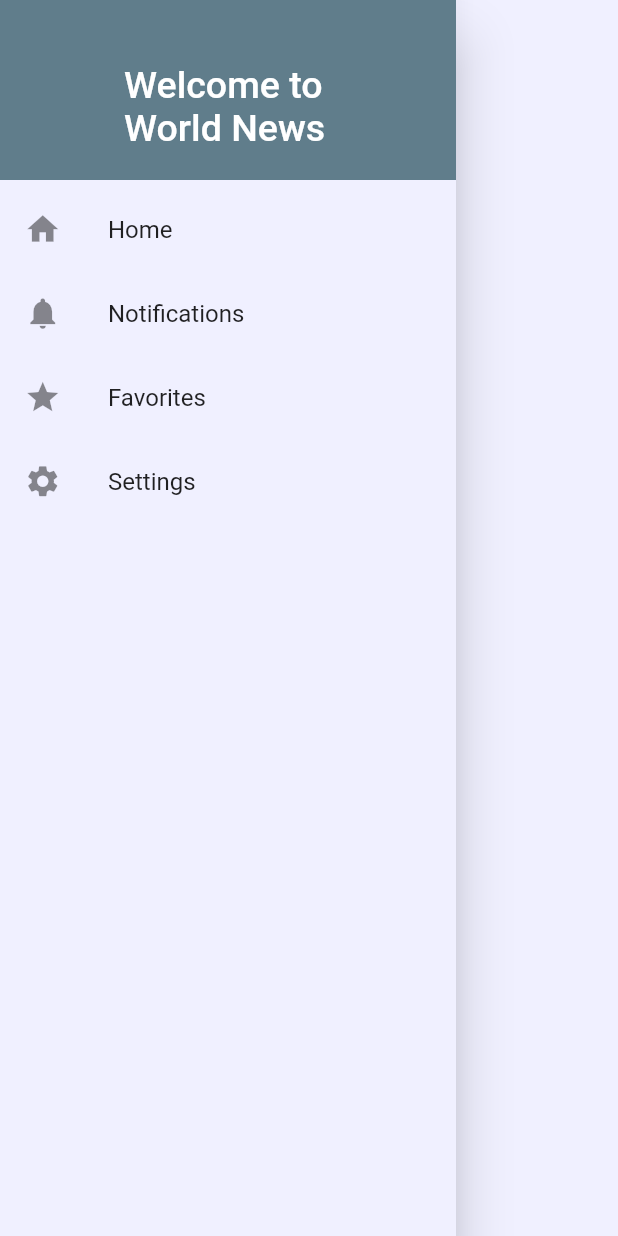
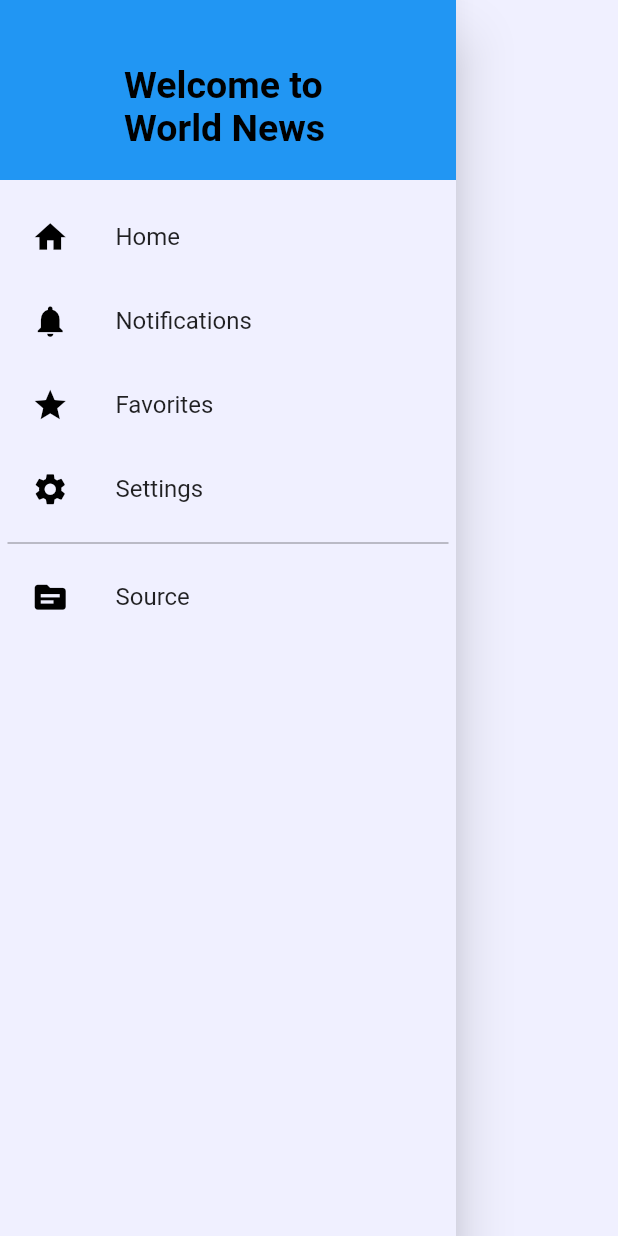
Before and after one commit to Luis020-hub/InfinityTec, a Flutter app: the MainDrawer widget shown alone on an empty page, opened directly, on a phone screen of 412 x 824 dp. Run offline on Flutter 3.47's test engine with Material 2 defaults, Android fonts, the phone set to English and light mode, and no system bars; missing offline and left inert: xml2json; network calls fail.

Commit message:
29/04/2023
- Estilizando o projeto.

```diff
--- a/lib/components/main_drawer.dart
+++ b/lib/components/main_drawer.dart
@@ -8,6 +8,7 @@ class MainDrawer extends StatelessWidget {
       leading: Icon(
         icon,
         size: 25,
+        color: Colors.black,
       ),
       title: Text(
         label,
@@ -29,16 +30,23 @@ class MainDrawer extends StatelessWidget {
             width: double.infinity,
             padding: const EdgeInsets.all(20),
             alignment: Alignment.bottomCenter,
-            color: Colors.blueGrey,
+            color: Colors.blue,
             child: const Text(
               'Welcome to \nWorld News',
               style: TextStyle(
-                fontWeight: FontWeight.w500,
+                fontWeight: FontWeight.w700,
                 fontSize: 25,
-                color: Colors.white,
+                color: Colors.black,
               ),
             ),
           ),
+          Container(
+            padding: const EdgeInsets.symmetric(
+              horizontal: 5,
+              vertical: 10,
+            ),
+            child: Wrap(
+              children: [
                 const SizedBox(
                   height: 5,
                 ),
@@ -58,6 +66,14 @@ class MainDrawer extends StatelessWidget {
                   Icons.settings,
                   'Settings',
                 ),
+                const Divider(color: Colors.black45),
+                _createDrawer(
+                  Icons.source,
+                  'Source',
+                ),
+              ],
+            ),
+          ),
         ],
       ),
     );
--- a/lib/main.dart
+++ b/lib/main.dart
@@ -15,7 +15,10 @@ class MyApp extends StatelessWidget {
       debugShowCheckedModeBanner: false,
       title: 'Flutter',
       theme: ThemeData(
-        primarySwatch: Colors.blueGrey,
+        colorScheme: ColorScheme.fromSwatch().copyWith(
+          primary: Colors.blue,
+          secondary: Colors.black,
+        ),
         canvasColor: const Color.fromRGBO(240, 240, 255, 1),
       ),
       home: const HomePage(),
--- a/lib/screens/business_screen.dart
+++ b/lib/screens/business_screen.dart
@@ -41,11 +41,12 @@ class _BusinessScreenState extends State<BusinessScreen> {
           style: TextStyle(
             fontWeight: FontWeight.bold,
             fontSize: 22,
+            color: Colors.black,
           ),
         ),
         iconTheme: const IconThemeData(
           size: 28.0,
-          color: Colors.white,
+          color: Colors.black,
           opacity: 10.0,
         ),
         actions: <Widget>[
--- a/lib/screens/health_screen.dart
+++ b/lib/screens/health_screen.dart
@@ -41,11 +41,12 @@ class _HealthScreenState extends State<HealthScreen> {
           style: TextStyle(
             fontWeight: FontWeight.bold,
             fontSize: 22,
+            color: Colors.black,
           ),
         ),
         iconTheme: const IconThemeData(
           size: 28.0,
-          color: Colors.white,
+          color: Colors.black,
           opacity: 10.0,
         ),
         actions: <Widget>[
--- a/lib/screens/sports_screen.dart
+++ b/lib/screens/sports_screen.dart
@@ -41,11 +41,12 @@ class _SportsScreenState extends State<SportsScreen> {
           style: TextStyle(
             fontWeight: FontWeight.bold,
             fontSize: 22,
+            color: Colors.black,
           ),
         ),
         iconTheme: const IconThemeData(
           size: 28.0,
-          color: Colors.white,
+          color: Colors.black,
           opacity: 10.0,
         ),
         actions: <Widget>[
--- a/lib/screens/technology_screen.dart
+++ b/lib/screens/technology_screen.dart
@@ -41,11 +41,12 @@ class _TechScreenState extends State<TechScreen> {
           style: TextStyle(
             fontWeight: FontWeight.bold,
             fontSize: 22,
+            color: Colors.black,
           ),
         ),
         iconTheme: const IconThemeData(
           size: 28.0,
-          color: Colors.white,
+          color: Colors.black,
           opacity: 10.0,
         ),
         actions: <Widget>[
```
Also changed, not shown: lib/screens/detail_screen.dart (+11 -1 lines), lib/screens/home_screen.dart (+5 -2 lines). Lines whose indentation alone changed are shown as unchanged.
